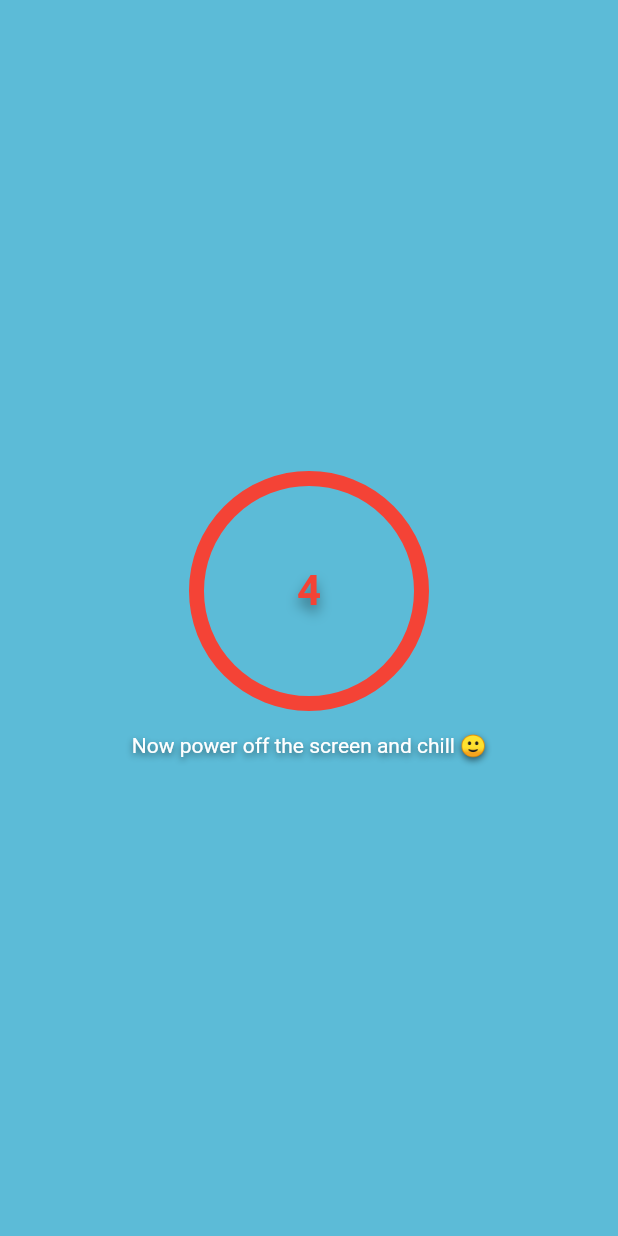
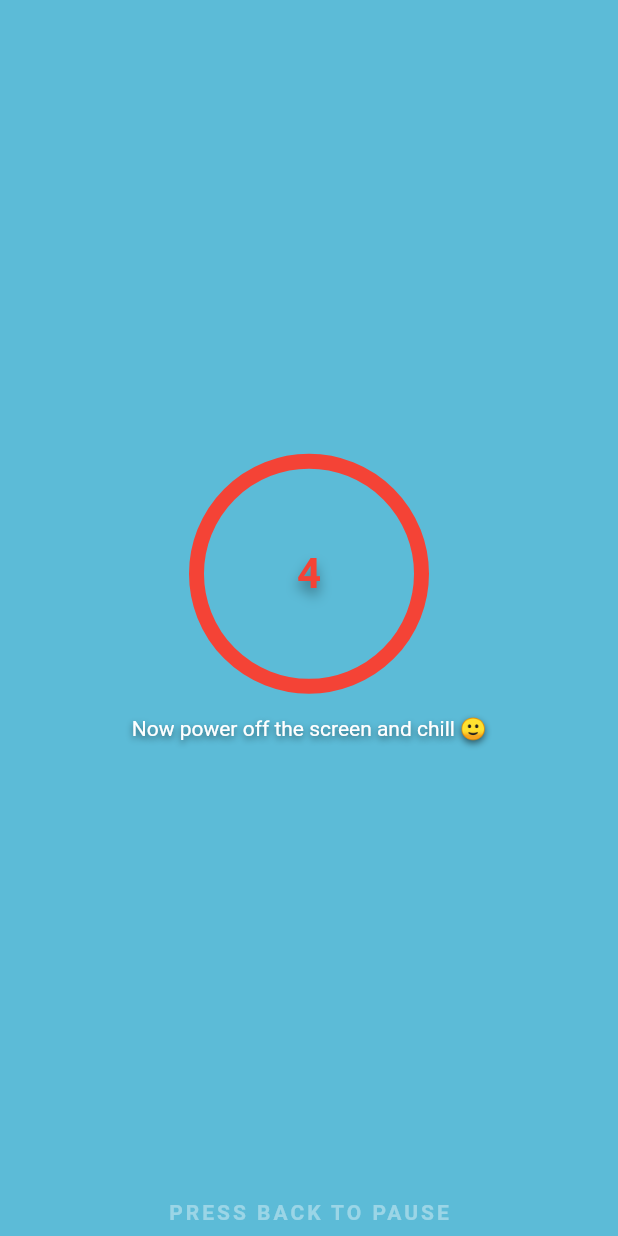
Before and after one commit to Steellow/zen, a Flutter app: the InProgressScreen screen opened directly, on a phone screen of 412 x 824 dp. Run offline on Flutter 3.47's test engine with Material 2 defaults, Android fonts, the phone set to English and light mode, and no system bars; drawn by our look-alikes of circular_countdown_timer; our stand-ins replace audioplayers, confetti, flutter_spinbox, hive_flutter; accounts and stored records are empty.

Commit message:
Add press back to pause text

```diff
--- a/lib/in_progress_screen/in_progress_screen.dart
+++ b/lib/in_progress_screen/in_progress_screen.dart
@@ -5,6 +5,7 @@ import 'package:flutter/material.dart';
 import 'package:zen_app/in_progress_screen/confetti_from_top.dart';
 import 'package:zen_app/in_progress_screen/countdown_timer.dart';
 import 'package:zen_app/in_progress_screen/meditation_timer.dart';
+import 'package:zen_app/in_progress_screen/press_to_pause_text.dart';
 import 'package:zen_app/util/hive_helper.dart';
 import 'package:zen_app/util/styles.dart';
 
@@ -72,11 +73,15 @@ class _InProgressScreenState extends State<InProgressScreen> {
           SafeArea(
             child: Center(
               child: Column(
+                mainAxisAlignment: MainAxisAlignment.spaceBetween,
+                children: [
+                  // Empty container to make alignment work
+                  Container(height: 1),
+
+                  // Main content of the screen
+                  Column(
                     mainAxisAlignment: MainAxisAlignment.center,
                     children: [
-                  // Using the same CircularCountDownTimer to count down when meditation starts.
-                  // No circle is shown here, but it asserts it's the same size & styling.
-                  // Also keeps everything simple.
                       Stack(
                         children: [
                           // Meditation timer
@@ -87,6 +92,10 @@ class _InProgressScreenState extends State<InProgressScreen> {
                             onGoing: onGoing,
                             time: meditationTime,
                           ),
+
+                          // Using the same CircularCountDownTimer to count down when meditation starts.
+                          // No circle is shown here, but it asserts it's the same size & styling.
+                          // Also keeps everything simple.
 
                           // Countdown timer
                           CountdownTimer(
@@ -109,6 +118,10 @@ class _InProgressScreenState extends State<InProgressScreen> {
                       ),
                     ],
                   ),
+
+                  const PressToPauseText(),
+                ],
+              ),
             ),
           ),
           ConfettiFromTop(confettiController: confettiController),
--- /dev/null
+++ b/lib/in_progress_screen/press_to_pause_text.dart
@@ -0,0 +1,22 @@
+import 'package:flutter/material.dart';
+
+class PressToPauseText extends StatelessWidget {
+  const PressToPauseText({super.key});
+
+  @override
+  Widget build(BuildContext context) {
+    return Container(
+      margin: const EdgeInsets.only(bottom: 8),
+      child: const Text(
+        "PRESS BACK TO PAUSE",
+        style: TextStyle(
+          fontSize: 14,
+          fontWeight: FontWeight.bold,
+          letterSpacing: 2,
+          shadows: [],
+          color: Colors.white38,
+        ),
+      ),
+    );
+  }
+}
```
Also changed, not shown: 1 other file. Lines whose indentation alone changed are shown as unchanged.
